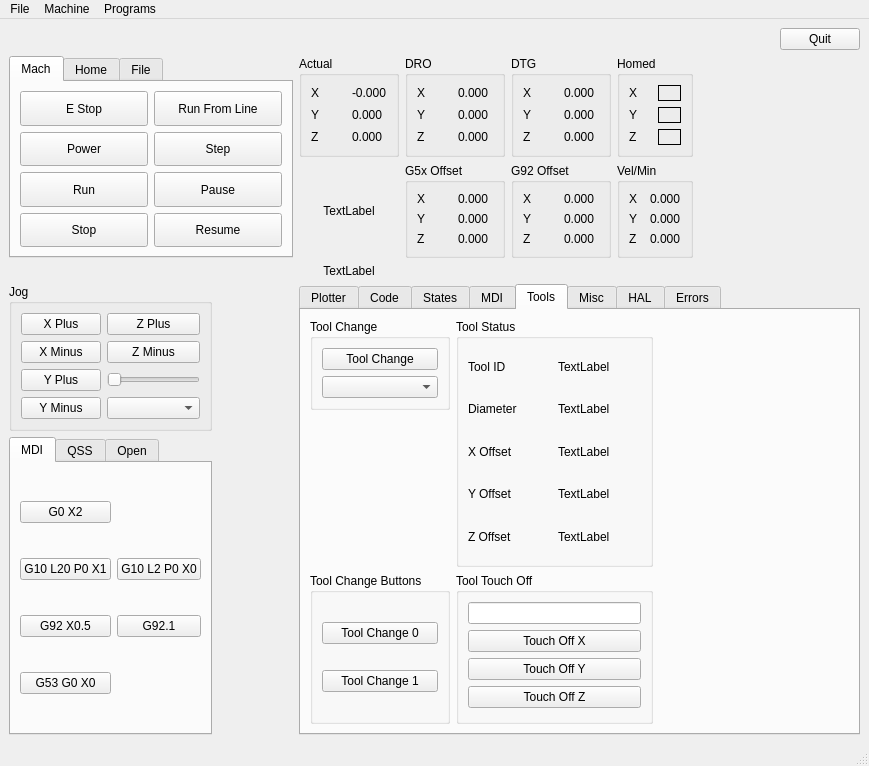
This is examples/testgui/test.ui in jethornton/flexgui as Qt 5 draws it before an edit. The edited form follows.
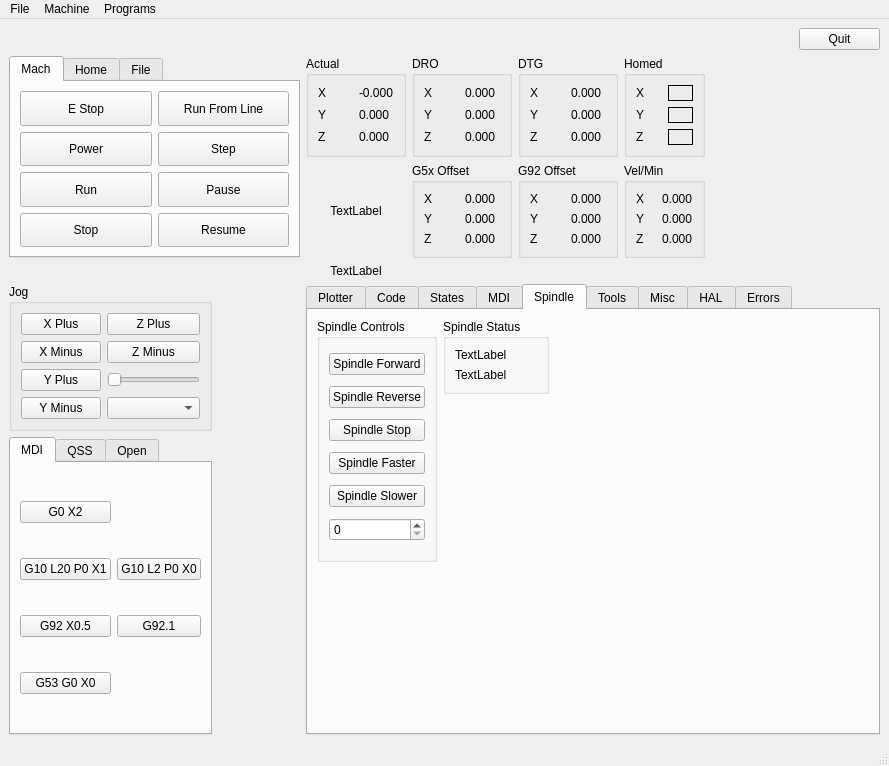
This is the edited form.

Commit message: add spindle controls to example

Patch:
```diff
--- a/examples/testgui/test.ui
+++ b/examples/testgui/test.ui
@@ -6,7 +6,7 @@
    <rect>
     <x>0</x>
     <y>0</y>
-    <width>869</width>
+    <width>889</width>
     <height>766</height>
    </rect>
   </property>
@@ -546,6 +546,122 @@
         </item>
        </layout>
       </widget>
+      <widget class="QWidget" name="tab_15">
+       <attribute name="title">
+        <string>Spindle</string>
+       </attribute>
+       <layout class="QGridLayout" name="gridLayout_27">
+        <item row="0" column="1">
+         <widget class="QGroupBox" name="groupBox_18">
+          <property name="title">
+           <string>Spindle Status</string>
+          </property>
+          <layout class="QVBoxLayout" name="verticalLayout_9">
+           <item>
+            <widget class="QLabel" name="spindle_actual_speed_lb">
+             <property name="text">
+              <string>TextLabel</string>
+             </property>
+            </widget>
+           </item>
+           <item>
+            <widget class="QLabel" name="spindle_speed_0_lb">
+             <property name="text">
+              <string>TextLabel</string>
+             </property>
+            </widget>
+           </item>
+          </layout>
+         </widget>
+        </item>
+        <item row="0" column="2">
+         <spacer name="horizontalSpacer_4">
+          <property name="orientation">
+           <enum>Qt::Horizontal</enum>
+          </property>
+          <property name="sizeHint" stdset="0">
+           <size>
+            <width>40</width>
+            <height>20</height>
+           </size>
+          </property>
+         </spacer>
+        </item>
+        <item row="2" column="0">
+         <spacer name="verticalSpacer_7">
+          <property name="orientation">
+           <enum>Qt::Vertical</enum>
+          </property>
+          <property name="sizeHint" stdset="0">
+           <size>
+            <width>20</width>
+            <height>40</height>
+           </size>
+          </property>
+         </spacer>
+        </item>
+        <item row="1" column="1">
+         <spacer name="verticalSpacer_9">
+          <property name="orientation">
+           <enum>Qt::Vertical</enum>
+          </property>
+          <property name="sizeHint" stdset="0">
+           <size>
+            <width>20</width>
+            <height>40</height>
+           </size>
+          </property>
+         </spacer>
+        </item>
+        <item row="0" column="0" rowspan="2">
+         <widget class="QGroupBox" name="groupBox_17">
+          <property name="title">
+           <string>Spindle Controls</string>
+          </property>
+          <layout class="QVBoxLayout" name="verticalLayout_8">
+           <item>
+            <widget class="QPushButton" name="spindle_fwd_pb">
+             <property name="text">
+              <string>Spindle Forward</string>
+             </property>
+            </widget>
+           </item>
+           <item>
+            <widget class="QPushButton" name="spindle_rev_pb">
+             <property name="text">
+              <string>Spindle Reverse</string>
+             </property>
+            </widget>
+           </item>
+           <item>
+            <widget class="QPushButton" name="spindle_stop_pb">
+             <property name="text">
+              <string>Spindle Stop</string>
+             </property>
+            </widget>
+           </item>
+           <item>
+            <widget class="QPushButton" name="spindle_plus_pb">
+             <property name="text">
+              <string>Spindle Faster</string>
+             </property>
+            </widget>
+           </item>
+           <item>
+            <widget class="QPushButton" name="spindle_minus_pb">
+             <property name="text">
+              <string>Spindle Slower</string>
+             </property>
+            </widget>
+           </item>
+           <item>
+            <widget class="QSpinBox" name="spindle_speed_sb"/>
+           </item>
+          </layout>
+         </widget>
+        </item>
+       </layout>
+      </widget>
       <widget class="QWidget" name="tab_14">
        <attribute name="title">
         <string>Tools</string>
@@ -2235,7 +2351,7 @@
     <rect>
      <x>0</x>
      <y>0</y>
-     <width>869</width>
+     <width>889</width>
      <height>24</height>
     </rect>
    </property>
```
